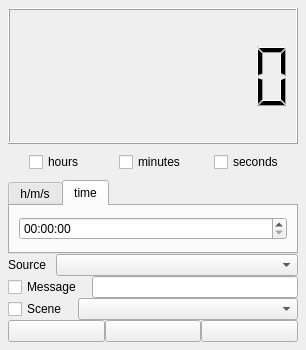
Old version of the form src/CountdownTimer.ui in the repository ashmanix/obs-plugin-countdown.
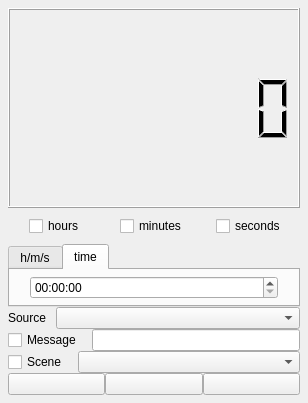
New version of the form. The open tabs and pages were chosen to show the change.

Commit message: Set time now saving and loading

The edit to the form file:
```diff
--- a/src/CountdownTimer.ui
+++ b/src/CountdownTimer.ui
@@ -6,8 +6,8 @@
    <rect>
     <x>0</x>
     <y>0</y>
-    <width>306</width>
-    <height>350</height>
+    <width>308</width>
+    <height>403</height>
    </rect>
   </property>
   <property name="windowTitle">
@@ -245,6 +245,12 @@
     </item>
     <item row="2" column="0">
      <widget class="QTabWidget" name="countdownTypeTabWidget">
+      <property name="sizePolicy">
+       <sizepolicy hsizetype="Expanding" vsizetype="MinimumExpanding">
+        <horstretch>0</horstretch>
+        <verstretch>0</verstretch>
+       </sizepolicy>
+      </property>
       <property name="currentIndex">
        <number>0</number>
       </property>
@@ -256,13 +262,37 @@
         <string>h/m/s</string>
        </attribute>
        <layout class="QHBoxLayout" name="horizontalLayout_5">
+        <property name="spacing">
+         <number>-1</number>
+        </property>
+        <property name="leftMargin">
+         <number>0</number>
+        </property>
+        <property name="topMargin">
+         <number>0</number>
+        </property>
+        <property name="rightMargin">
+         <number>0</number>
+        </property>
+        <property name="bottomMargin">
+         <number>0</number>
+        </property>
         <item>
          <layout class="QHBoxLayout" name="timerLayout">
+          <property name="spacing">
+           <number>-1</number>
+          </property>
+          <property name="leftMargin">
+           <number>10</number>
+          </property>
           <property name="topMargin">
-           <number>2</number>
+           <number>5</number>
+          </property>
+          <property name="rightMargin">
+           <number>10</number>
           </property>
           <property name="bottomMargin">
-           <number>2</number>
+           <number>5</number>
           </property>
           <item>
            <widget class="QLineEdit" name="timerHours">
@@ -324,10 +354,40 @@
         <string>time</string>
        </attribute>
        <layout class="QVBoxLayout" name="verticalLayout_3">
+        <property name="leftMargin">
+         <number>0</number>
+        </property>
+        <property name="topMargin">
+         <number>0</number>
+        </property>
+        <property name="rightMargin">
+         <number>0</number>
+        </property>
+        <property name="bottomMargin">
+         <number>0</number>
+        </property>
         <item>
          <layout class="QVBoxLayout" name="verticalLayout">
+          <property name="leftMargin">
+           <number>20</number>
+          </property>
+          <property name="topMargin">
+           <number>5</number>
+          </property>
+          <property name="rightMargin">
+           <number>20</number>
+          </property>
+          <property name="bottomMargin">
+           <number>5</number>
+          </property>
           <item>
            <widget class="QTimeEdit" name="timeEdit">
+            <property name="buttonSymbols">
+             <enum>QAbstractSpinBox::UpDownArrows</enum>
+            </property>
+            <property name="showGroupSeparator" stdset="0">
+             <bool>false</bool>
+            </property>
             <property name="dateTime">
              <datetime>
               <hour>0</hour>
```
The commit also changes 1 other file.
